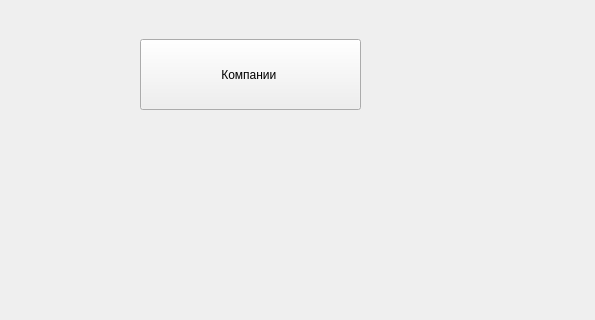
Sushakkk/Course-work-DB, file course2/admin.ui: the form before one commit; both pictures show x 0 to 595 and y 171 to 491 of the 595 by 491 pixel window.
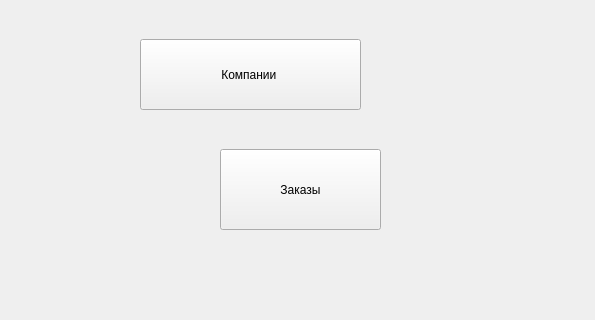
The form after the commit.

Diff of the .ui file:
```diff
--- a/course2/admin.ui
+++ b/course2/admin.ui
@@ -39,6 +39,19 @@
     <string>Компании </string>
    </property>
   </widget>
+  <widget class="QPushButton" name="btnOrder">
+   <property name="geometry">
+    <rect>
+     <x>220</x>
+     <y>320</y>
+     <width>161</width>
+     <height>81</height>
+    </rect>
+   </property>
+   <property name="text">
+    <string>Заказы</string>
+   </property>
+  </widget>
  </widget>
  <resources/>
  <connections/>
```
